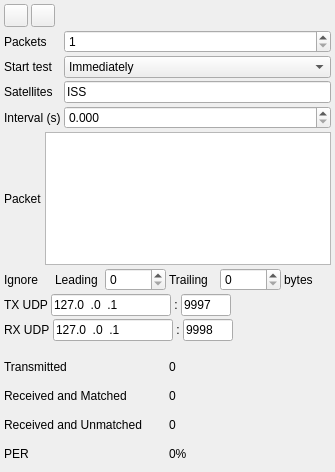
Qt form plugins/feature/pertester/pertestergui.ui (f4exb/sdrangel) before a commit.
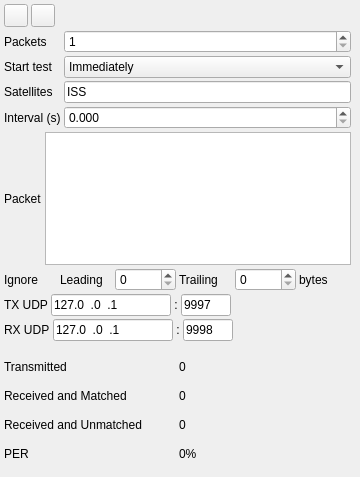
The same form after that commit. Icons and pictures are not drawn. Custom widgets are drawn as their Qt base class.

The edit to the form file:
```diff
--- a/plugins/feature/pertester/pertestergui.ui
+++ b/plugins/feature/pertester/pertestergui.ui
@@ -6,26 +6,26 @@
    <rect>
     <x>0</x>
     <y>0</y>
-    <width>335</width>
-    <height>472</height>
+    <width>360</width>
+    <height>477</height>
    </rect>
   </property>
   <property name="sizePolicy">
-   <sizepolicy hsizetype="Fixed" vsizetype="Fixed">
+   <sizepolicy hsizetype="Expanding" vsizetype="Fixed">
     <horstretch>0</horstretch>
     <verstretch>0</verstretch>
    </sizepolicy>
   </property>
   <property name="minimumSize">
    <size>
-    <width>335</width>
-    <height>472</height>
+    <width>360</width>
+    <height>0</height>
    </size>
   </property>
   <property name="maximumSize">
    <size>
-    <width>335</width>
-    <height>472</height>
+    <width>600</width>
+    <height>16777215</height>
    </size>
   </property>
   <property name="font">
@@ -42,10 +42,16 @@
     <rect>
      <x>2</x>
      <y>2</y>
-     <width>331</width>
+     <width>351</width>
      <height>341</height>
     </rect>
    </property>
+   <property name="sizePolicy">
+    <sizepolicy hsizetype="Preferred" vsizetype="Preferred">
+     <horstretch>0</horstretch>
+     <verstretch>0</verstretch>
+    </sizepolicy>
+   </property>
    <property name="windowTitle">
     <string>Settings</string>
    </property>
@@ -464,7 +470,7 @@
     <rect>
      <x>2</x>
      <y>352</y>
-     <width>331</width>
+     <width>351</width>
      <height>117</height>
     </rect>
    </property>
```
